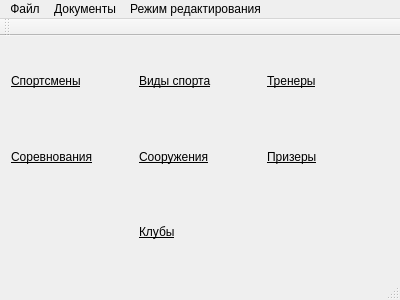
Before: the Qt Designer form mainwindow.ui in drWebber/CourseWork, drawn with Qt 5.
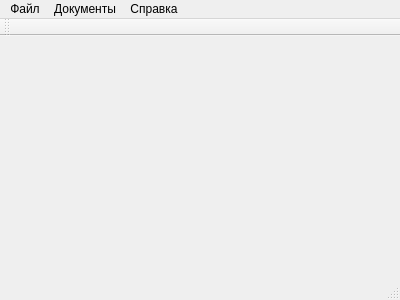
After: the same form once the commit is applied.

Diff of the .ui file:
```diff
--- a/mainwindow.ui
+++ b/mainwindow.ui
@@ -15,58 +15,40 @@
   </property>
   <widget class="QWidget" name="centralWidget">
    <layout class="QGridLayout" name="gridLayout">
-    <item row="0" column="0">
-     <layout class="QGridLayout" name="gridLayout_2">
-      <item row="1" column="0">
-       <widget class="QLabel" name="label_5">
-        <property name="text">
-         <string>&lt;html&gt;&lt;head/&gt;&lt;body&gt;&lt;p&gt;&lt;span style=&quot; text-decoration: underline;&quot;&gt;Соревнования&lt;/span&gt;&lt;/p&gt;&lt;/body&gt;&lt;/html&gt;</string>
-        </property>
-       </widget>
-      </item>
-      <item row="0" column="0">
-       <widget class="QLabel" name="label_4">
-        <property name="text">
-         <string>&lt;html&gt;&lt;head/&gt;&lt;body&gt;&lt;p&gt;&lt;span style=&quot; text-decoration: underline;&quot;&gt;Спортсмены&lt;/span&gt;&lt;/p&gt;&lt;/body&gt;&lt;/html&gt;</string>
-        </property>
-       </widget>
-      </item>
-      <item row="1" column="2">
-       <widget class="QLabel" name="label_8">
-        <property name="text">
-         <string>&lt;html&gt;&lt;head/&gt;&lt;body&gt;&lt;p&gt;&lt;span style=&quot; text-decoration: underline;&quot;&gt;Призеры&lt;/span&gt;&lt;/p&gt;&lt;/body&gt;&lt;/html&gt;</string>
-        </property>
-       </widget>
-      </item>
-      <item row="0" column="1">
-       <widget class="QLabel" name="label_3">
-        <property name="text">
-         <string>&lt;html&gt;&lt;head/&gt;&lt;body&gt;&lt;p&gt;&lt;span style=&quot; text-decoration: underline;&quot;&gt;Виды спорта&lt;/span&gt;&lt;/p&gt;&lt;/body&gt;&lt;/html&gt;</string>
-        </property>
-       </widget>
-      </item>
-      <item row="0" column="2">
-       <widget class="QLabel" name="label_7">
-        <property name="text">
-         <string>&lt;html&gt;&lt;head/&gt;&lt;body&gt;&lt;p&gt;&lt;span style=&quot; text-decoration: underline;&quot;&gt;Тренеры&lt;/span&gt;&lt;/p&gt;&lt;/body&gt;&lt;/html&gt;</string>
-        </property>
-       </widget>
-      </item>
-      <item row="1" column="1">
-       <widget class="QLabel" name="label">
-        <property name="text">
-         <string>&lt;html&gt;&lt;head/&gt;&lt;body&gt;&lt;p&gt;&lt;span style=&quot; text-decoration: underline;&quot;&gt;Сооружения&lt;/span&gt;&lt;/p&gt;&lt;/body&gt;&lt;/html&gt;</string>
-        </property>
-       </widget>
-      </item>
-      <item row="2" column="1">
-       <widget class="QLabel" name="label_10">
-        <property name="text">
-         <string>&lt;html&gt;&lt;head/&gt;&lt;body&gt;&lt;p&gt;&lt;span style=&quot; text-decoration: underline;&quot;&gt;Клубы&lt;/span&gt;&lt;/p&gt;&lt;/body&gt;&lt;/html&gt;</string>
-        </property>
-       </widget>
-      </item>
-     </layout>
+    <item row="1" column="1">
+     <layout class="QGridLayout" name="gridLayout_2"/>
+    </item>
+    <item row="0" column="1">
+     <spacer name="verticalSpacer">
+      <property name="orientation">
+       <enum>Qt::Vertical</enum>
+      </property>
+      <property name="sizeType">
+       <enum>QSizePolicy::Minimum</enum>
+      </property>
+      <property name="sizeHint" stdset="0">
+       <size>
+        <width>20</width>
+        <height>40</height>
+       </size>
+      </property>
+     </spacer>
+    </item>
+    <item row="1" column="0">
+     <spacer name="horizontalSpacer">
+      <property name="orientation">
+       <enum>Qt::Horizontal</enum>
+      </property>
+      <property name="sizeType">
+       <enum>QSizePolicy::Fixed</enum>
+      </property>
+      <property name="sizeHint" stdset="0">
+       <size>
+        <width>20</width>
+        <height>20</height>
+       </size>
+      </property>
+     </spacer>
     </item>
    </layout>
   </widget>
@@ -100,14 +82,14 @@
     <addaction name="actClubCompetitionViewer"/>
     <addaction name="actParticipationViewer"/>
    </widget>
-   <widget class="QMenu" name="menu_3">
+   <widget class="QMenu" name="menu_6">
     <property name="title">
-     <string>Режим редактирования</string>
+     <string>Справка</string>
     </property>
    </widget>
    <addaction name="menu"/>
    <addaction name="menu_2"/>
-   <addaction name="menu_3"/>
+   <addaction name="menu_6"/>
   </widget>
   <widget class="QToolBar" name="mainToolBar">
    <attribute name="toolBarArea">
```
Left out of the diff: 91 changed lines with no effect on the pictures.
